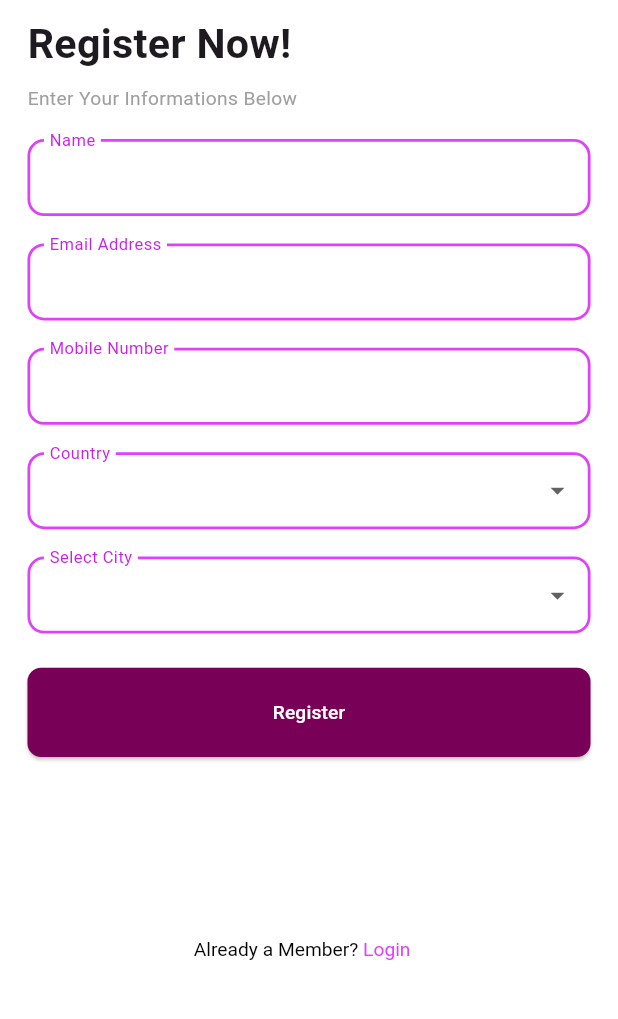
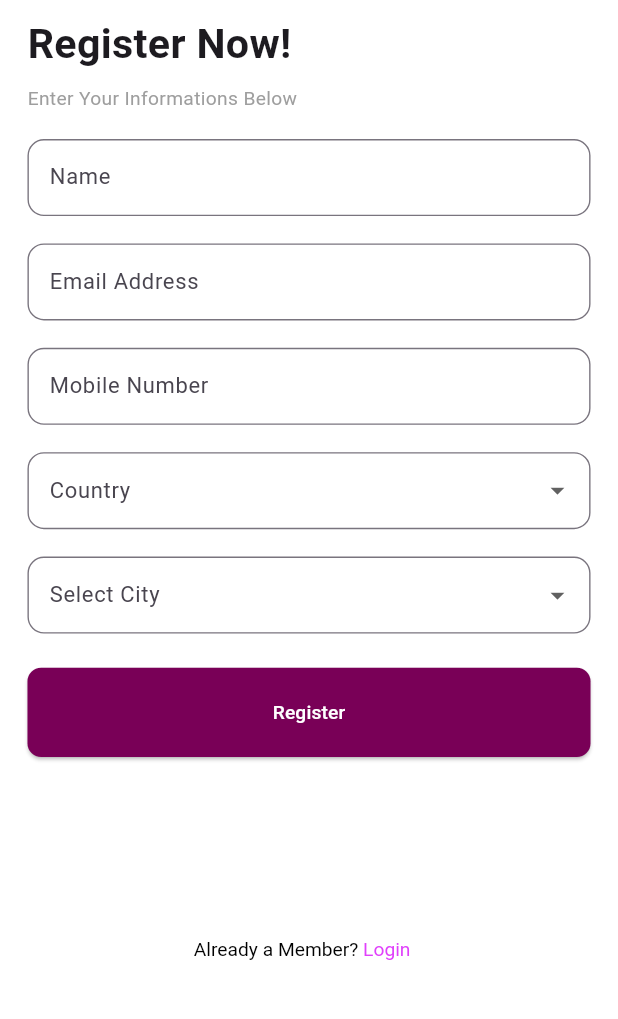
Before and after one commit to DeenaSaravanan/form_builder_train, a Flutter app: the RegisterMobile screen opened by its route, after a tap on "Register", on a phone screen of 412 x 824 dp, the part 82-1101 px from its top. Run offline on Flutter 3.47's test engine with Material 3 defaults, Android fonts, the phone set to English and light mode, and no system bars; drawn by our look-alikes of flutter_form_builder; our stand-ins replace bloc, equatable, flutter_bloc, form_builder_validators, go_router, responsive_framework and 1 more; accounts and stored records are empty.

Commit message:
new updates

```diff
--- a/lib/register/bloc/register_bloc.dart
+++ b/lib/register/bloc/register_bloc.dart
@@ -1,27 +1,28 @@
-import 'package:bloc/bloc.dart';
+import 'package:flutter_bloc/flutter_bloc.dart';
 import 'package:shared_preferences/shared_preferences.dart';
 import 'register_event.dart';
 import 'register_state.dart';
 
 class RegisterBloc extends Bloc<RegisterEvent, RegisterState> {
   RegisterBloc() : super(const RegisterState()) {
-    on<OnRegisterEvent>(_onRegister);
-  }
-
-  Future<void> _onRegister(OnRegisterEvent event, Emitter<RegisterState> emit) async {
+    on<OnRegisterEvent>((event, emit) async {
       emit(state.copyWith(status: RegisterStatus.loading));
 
       try {
-      final SharedPreferences prefs = await SharedPreferences.getInstance();
-      await prefs.setString('name', event.username);
+        final prefs = await SharedPreferences.getInstance();
+        await prefs.setString('username', event.username);
         await prefs.setString('email', event.email);
         await prefs.setString('mobile', event.mobile);
         await prefs.setString('country', event.country);
         await prefs.setString('city', event.city);
 
+        print("✅ Data Saved: ${event.username}, ${event.email}, ${event.mobile}");
+
         emit(state.copyWith(status: RegisterStatus.success));
       } catch (e) {
-      emit(state.copyWith(status: RegisterStatus.failure, message: "Registration Failed"));
+        print("❌ Error: $e");
+        emit(state.copyWith(status: RegisterStatus.failure, message: "Failed to register"));
+      }
+    });
   }
 }
-}
--- a/lib/register/bloc/register_event.dart
+++ b/lib/register/bloc/register_event.dart
@@ -1,15 +1,27 @@
 import 'package:equatable/equatable.dart';
 
-abstract class RegisterEvent extends Equatable{}
+abstract class RegisterEvent extends Equatable {
+  const RegisterEvent();
 
-class OnRegisterEvent extends RegisterEvent{
+  @override
+  List<Object> get props => [];
+}
+
+class OnRegisterEvent extends RegisterEvent {
   final String username;
   final String email;
   final String mobile;
   final String country;
   final String city;
 
-  OnRegisterEvent({required this.username, required this.email, required this.mobile, required this.country, required this.city});
+  const OnRegisterEvent({
+    required this.username,
+    required this.email,
+    required this.mobile,
+    required this.country,
+    required this.city, required password,
+  });
+
   @override
-  List<Object?> get props => [username, email, mobile, country, city];
+  List<Object> get props => [username, email, mobile, country, city];
 }
--- a/lib/register/bloc/register_state.dart
+++ b/lib/register/bloc/register_state.dart
@@ -1,17 +1,20 @@
 import 'package:equatable/equatable.dart';
 
-enum RegisterStatus {initial, loading, success, failure}
+enum RegisterStatus { initial, loading, success, failure }
 
-class RegisterState extends Equatable{
+class RegisterState extends Equatable {
   final RegisterStatus status;
   final String? message;
 
-  const RegisterState({this.status=RegisterStatus.initial, this.message=''});
+  const RegisterState({this.status = RegisterStatus.initial, this.message});
 
   RegisterState copyWith({RegisterStatus? status, String? message}) {
-  return RegisterState(status: status ?? this.status, message: message ?? this.message);
-}
+    return RegisterState(
+      status: status ?? this.status,
+      message: message ?? this.message,
+    );
+  }
 
   @override
-  List<Object?> get props => [];
+  List<Object?> get props => [status, message];
 }
--- a/lib/register/views/Register_mobile.dart
+++ b/lib/register/views/Register_mobile.dart
@@ -6,6 +6,7 @@ import 'package:form_builder_train/register/bloc/register_event.dart';
 import 'package:form_builder_train/register/bloc/register_state.dart';
 import 'package:form_builder_validators/form_builder_validators.dart';
 import 'package:responsive_framework/responsive_wrapper.dart';
+import 'package:shared_preferences/shared_preferences.dart';
 
 class RegisterMobile extends StatefulWidget {
   const RegisterMobile({super.key});
@@ -25,7 +26,7 @@ class _RegisterMobileState extends State<RegisterMobile> {
         backgroundColor: Colors.white,
         body: SingleChildScrollView(
           child: SafeArea(
-            minimum: EdgeInsets.only(top: 10),
+            minimum: const EdgeInsets.only(top: 10),
             child: FormBuilder(
               key: _formkey,
               child: Padding(
@@ -38,27 +39,27 @@ class _RegisterMobileState extends State<RegisterMobile> {
                 child: Column(
                   crossAxisAlignment: CrossAxisAlignment.start,
                   children: [
-                    Text(
+                    const Text(
                       "Flyte",
                       style: TextStyle(
                         fontSize: 35,
                         fontWeight: FontWeight.bold,
                       ),
                     ),
-                    SizedBox(height: 10),
-                    Text(
+                    const SizedBox(height: 10),
+                    const Text(
                       "Register Now!",
                       style: TextStyle(
                         fontSize: 30,
                         fontWeight: FontWeight.bold,
                       ),
                     ),
-                    SizedBox(height: 8),
-                    Text(
+                    const SizedBox(height: 8),
+                    const Text(
                       "Enter Your Informations Below",
                       style: TextStyle(color: Colors.grey),
                     ),
-                    SizedBox(height: 20),
+                    const SizedBox(height: 20),
                     FormBuilderTextField(
                       name: 'username',
                       decoration: _inputDecoration("Name"),
@@ -72,7 +73,7 @@ class _RegisterMobileState extends State<RegisterMobile> {
                         ),
                       ]),
                     ),
-                    SizedBox(height: 20),
+                    const SizedBox(height: 20),
                     FormBuilderTextField(
                       name: "email",
                       decoration: _inputDecoration("Email Address"),
@@ -85,7 +86,7 @@ class _RegisterMobileState extends State<RegisterMobile> {
                         ),
                       ]),
                     ),
-                    SizedBox(height: 20),
+                    const SizedBox(height: 20),
                     FormBuilderTextField(
                       name: "mobile",
                       decoration: _inputDecoration("Mobile Number"),
@@ -104,18 +105,29 @@ class _RegisterMobileState extends State<RegisterMobile> {
                         ),
                       ]),
                     ),
-                    SizedBox(height: 20),
+                    const SizedBox(height: 20),
                     FormBuilderDropdown<String>(
                       name: "country",
                       decoration: _inputDecoration("Country"),
                       validator: FormBuilderValidators.required(
                         errorText: "Please select a country",
                       ),
-                      items: ["United States", "India", "United Kingdom", "Canada", "Australia"]
-                          .map((country) => DropdownMenuItem(value: country, child: Text(country)))
+                      items: [
+                        "United States",
+                        "India",
+                        "United Kingdom",
+                        "Canada",
+                        "Australia",
+                      ]
+                          .map(
+                            (country) => DropdownMenuItem(
+                              value: country,
+                              child: Text(country),
+                            ),
+                          )
                           .toList(),
                     ),
-                    SizedBox(height: 20),
+                    const SizedBox(height: 20),
                     FormBuilderDropdown<String>(
                       name: "city",
                       decoration: _inputDecoration("Select City"),
@@ -123,27 +135,31 @@ class _RegisterMobileState extends State<RegisterMobile> {
                         errorText: "Please Select City",
                       ),
                       items: ["Tamilnadu", "Kerala", "Andhra", "Karnataka"]
-                          .map((city) => DropdownMenuItem(value: city, child: Text(city)))
+                          .map(
+                            (city) => DropdownMenuItem(
+                              value: city,
+                              child: Text(city),
+                            ),
+                          )
                           .toList(),
                     ),
-                    SizedBox(height: 25),
+                    const SizedBox(height: 25),
                     SizedBox(
                       width: double.infinity,
                       height: 65,
                       child: BlocConsumer<RegisterBloc, RegisterState>(
                         listener: (context, state) {
                           if (state.status == RegisterStatus.success) {
-                            Future.delayed(Duration(milliseconds: 500), () {
+                            Future.delayed(const Duration(milliseconds: 500), () {
                               ScaffoldMessenger.of(context).showSnackBar(
-                                SnackBar(
+                                const SnackBar(
                                   content: Text("Registration Successful!"),
                                   backgroundColor: Colors.green,
                                 ),
                               );
                             });
                           } else if (state.status == RegisterStatus.failure) {
-                            Future.delayed(Duration(milliseconds: 500), () {
-
+                            Future.delayed(const Duration(milliseconds: 500), () {
                               ScaffoldMessenger.of(context).showSnackBar(
                                 SnackBar(
                                   content: Text(state.message ?? "Error"),
@@ -157,50 +173,39 @@ class _RegisterMobileState extends State<RegisterMobile> {
                           return ElevatedButton(
                             onPressed: state.status == RegisterStatus.loading
                                 ? null
-                                : () {
+                                : () async {
                                     if (_formkey.currentState!.saveAndValidate()) {
                                       final data = _formkey.currentState!.value;
-                                       ScaffoldMessenger.of(context).showSnackBar(
-            SnackBar(
-              content: Text("Processing Registration..."),
-              backgroundColor: Colors.blueAccent,
-              duration: Duration(seconds: 2), // Ensure visibility
-            ),
-                                       );
-                                       Future.delayed(Duration(milliseconds: 500), () {
+                                      await _saveUserData(data);
                                       context.read<RegisterBloc>().add(
                                             OnRegisterEvent(
                                               username: data["username"],
                                               email: data["email"],
                                               mobile: data["mobile"],
                                               country: data["country"],
-      city: data["city"],
+                                              city: data["city"], password: null,
                                             ),
                                           );
-});
-
-
                                     }
                                   },
-
-
                             style: ElevatedButton.styleFrom(
-                              minimumSize: Size(50, 50),
-                              backgroundColor: Color.fromRGBO(121, 0, 87, 1),
+                              backgroundColor:
+                                  const Color.fromRGBO(121, 0, 87, 1),
                               shape: RoundedRectangleBorder(
                                 borderRadius: BorderRadius.circular(10),
                               ),
                               foregroundColor: Colors.white,
                             ),
                             child: state.status == RegisterStatus.loading
-
-                                ? CircularProgressIndicator(color: Colors.white)
-                                : Text("Register"),
+                                ? const CircularProgressIndicator(
+                                    color: Colors.white,
+                                  )
+                                : const Text("Register"),
                           );
                         },
                       ),
                     ),
-                    SizedBox(height: 90),
+                    const SizedBox(height: 90),
                     InkWell(
                       onTap: () {},
                       child: SizedBox(
@@ -210,13 +215,15 @@ class _RegisterMobileState extends State<RegisterMobile> {
                           onPressed: () {},
                           child: Center(
                             child: RichText(
-                              text: TextSpan(
+                              text: const TextSpan(
                                 text: "Already a Member?",
                                 style: TextStyle(color: Colors.black),
                                 children: [
                                   TextSpan(
                                     text: " Login",
-                                    style: TextStyle(color: Colors.purpleAccent),
+                                    style: TextStyle(
+                                      color: Colors.purpleAccent,
+                                    ),
                                   ),
                                 ],
                               ),
@@ -235,34 +242,20 @@ class _RegisterMobileState extends State<RegisterMobile> {
     );
   }
 
+  Future<void> _saveUserData(Map<String, dynamic> data) async {
+    final prefs = await SharedPreferences.getInstance();
+    await prefs.setString("username", data["username"]);
+    await prefs.setString("email", data["email"]);
+    await prefs.setString("mobile", data["mobile"]);
+    await prefs.setString("country", data["country"]);
+    await prefs.setString("city", data["city"]);
+  }
+
   InputDecoration _inputDecoration(String label) {
     return InputDecoration(
       labelText: label,
-      labelStyle: const TextStyle(
-        color: Color.fromARGB(255, 203, 31, 233),
-        fontSize: 16,
-      ),
-      floatingLabelBehavior: FloatingLabelBehavior.always,
       border: OutlineInputBorder(
         borderRadius: BorderRadius.circular(12),
-        borderSide: const BorderSide(
-          color: Color.fromARGB(255, 214, 98, 235),
-          width: 2,
-        ),
-      ),
-      enabledBorder: OutlineInputBorder(
-        borderRadius: BorderRadius.circular(12),
-        borderSide: const BorderSide(
-          color: Colors.purpleAccent,
-          width: 2,
-        ),
-      ),
-      focusedBorder: OutlineInputBorder(
-        borderRadius: BorderRadius.circular(12),
-        borderSide: const BorderSide(
-          color: Colors.purple,
-          width: 2,
-        ),
       ),
     );
   }
```
Lines whose indentation alone changed are shown as unchanged.
